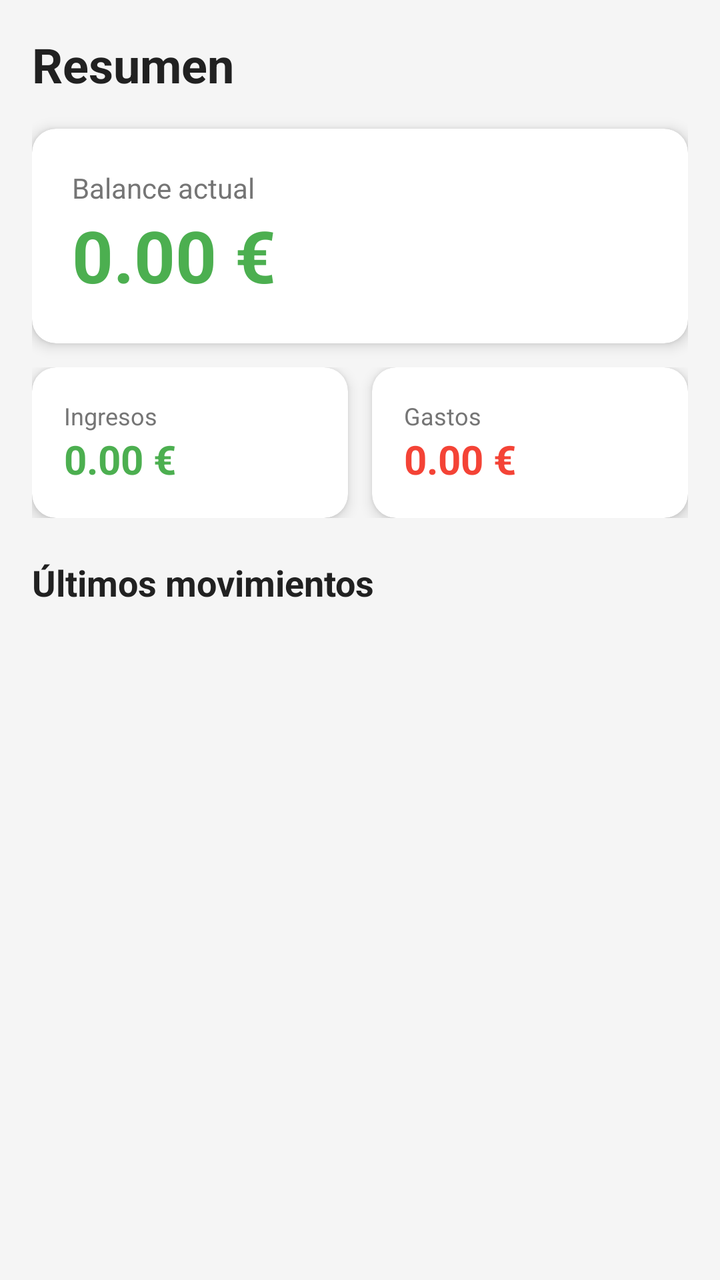
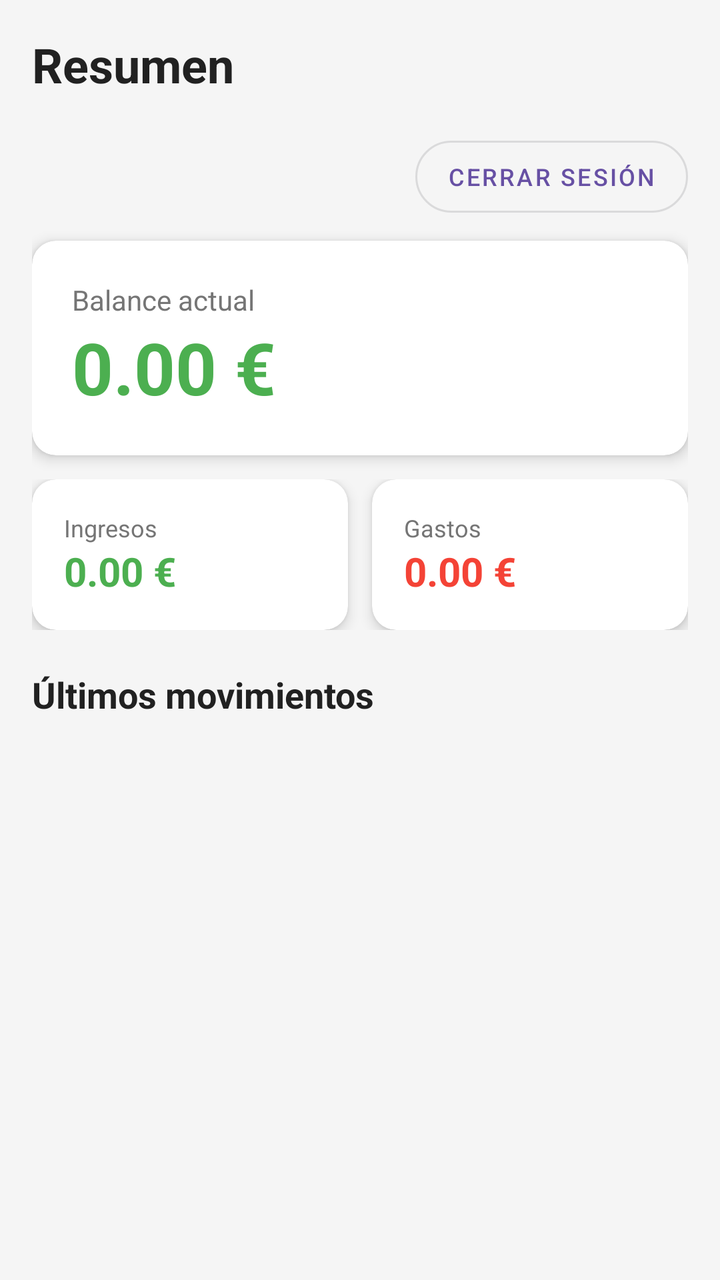

The first picture is an Android layout as it rendered before a commit; the second is the same layout after the commit. The layout source and the unified diff follow.
<!-- AndroidManifest.xml: application theme Theme.Zentryc -->
<!-- res/layout/fragment_dashboard.xml -->
<?xml version="1.0" encoding="utf-8"?>
<ScrollView xmlns:android="http://schemas.android.com/apk/res/android"
    xmlns:app="http://schemas.android.com/apk/res-auto"
    android:layout_width="match_parent"
    android:layout_height="match_parent"
    android:background="#F5F5F5">

    <LinearLayout
        android:layout_width="match_parent"
        android:layout_height="wrap_content"
        android:orientation="vertical"
        android:padding="16dp">

        
        <TextView
            android:layout_width="wrap_content"
            android:layout_height="wrap_content"
            android:text="Resumen"
            android:textSize="24sp"
            android:textStyle="bold"
            android:textColor="#212121"
            android:layout_marginBottom="16dp" />

        
        <androidx.cardview.widget.CardView
            android:layout_width="match_parent"
            android:layout_height="wrap_content"
            android:layout_marginBottom="12dp"
            app:cardCornerRadius="12dp"
            app:cardElevation="4dp">

            <LinearLayout
                android:layout_width="match_parent"
                android:layout_height="wrap_content"
                android:orientation="vertical"
                android:padding="20dp">

                <TextView
                    android:layout_width="wrap_content"
                    android:layout_height="wrap_content"
                    android:text="Balance actual"
                    android:textSize="14sp"
                    android:textColor="#757575" />

                <TextView
                    android:id="@+id/tvBalance"
                    android:layout_width="wrap_content"
                    android:layout_height="wrap_content"
                    android:text="0.00 €"
                    android:textSize="36sp"
                    android:textStyle="bold"
                    android:textColor="#4CAF50" />

            </LinearLayout>
        </androidx.cardview.widget.CardView>

        
        <LinearLayout
            android:layout_width="match_parent"
            android:layout_height="wrap_content"
            android:orientation="horizontal"
            android:layout_marginBottom="20dp">

            
            <androidx.cardview.widget.CardView
                android:layout_width="0dp"
                android:layout_height="wrap_content"
                android:layout_weight="1"
                android:layout_marginEnd="6dp"
                app:cardCornerRadius="12dp"
                app:cardElevation="4dp">

                <LinearLayout
                    android:layout_width="match_parent"
                    android:layout_height="wrap_content"
                    android:orientation="vertical"
                    android:padding="16dp">

                    <TextView
                        android:layout_width="wrap_content"
                        android:layout_height="wrap_content"
                        android:text="Ingresos"
                        android:textSize="12sp"
                        android:textColor="#757575" />

                    <TextView
                        android:id="@+id/tvTotalIncome"
                        android:layout_width="wrap_content"
                        android:layout_height="wrap_content"
                        android:text="0.00 €"
                        android:textSize="20sp"
                        android:textStyle="bold"
                        android:textColor="#4CAF50" />

                </LinearLayout>
            </androidx.cardview.widget.CardView>

            
            <androidx.cardview.widget.CardView
                android:layout_width="0dp"
                android:layout_height="wrap_content"
                android:layout_weight="1"
                android:layout_marginStart="6dp"
                app:cardCornerRadius="12dp"
                app:cardElevation="4dp">

                <LinearLayout
                    android:layout_width="match_parent"
                    android:layout_height="wrap_content"
                    android:orientation="vertical"
                    android:padding="16dp">

                    <TextView
                        android:layout_width="wrap_content"
                        android:layout_height="wrap_content"
                        android:text="Gastos"
                        android:textSize="12sp"
                        android:textColor="#757575" />

                    <TextView
                        android:id="@+id/tvTotalExpenses"
                        android:layout_width="wrap_content"
                        android:layout_height="wrap_content"
                        android:text="0.00 €"
                        android:textSize="20sp"
                        android:textStyle="bold"
                        android:textColor="#F44336" />

                </LinearLayout>
            </androidx.cardview.widget.CardView>

        </LinearLayout>

        
        <TextView
            android:layout_width="wrap_content"
            android:layout_height="wrap_content"
            android:text="Últimos movimientos"
            android:textSize="18sp"
            android:textStyle="bold"
            android:textColor="#212121"
            android:layout_marginBottom="8dp" />

        <androidx.recyclerview.widget.RecyclerView
            android:id="@+id/recyclerRecent"
            android:layout_width="match_parent"
            android:layout_height="wrap_content"
            android:nestedScrollingEnabled="false" />

    </LinearLayout>
</ScrollView>
<!-- resources referenced by this layout -->
<resources>
  <style name="Theme.Zentryc" parent="Base.Theme.Zentryc" />
  <style name="Base.Theme.Zentryc" parent="Theme.Material3.DayNight.NoActionBar">
          
          
      </style>
</resources>

<!-- the commit's change to res/layout/fragment_dashboard.xml (unified diff, before → after) -->
@@ -20,6 +20,19 @@
             android:textStyle="bold"
             android:textColor="#212121"
             android:layout_marginBottom="16dp" />
+
+        
+        <com.google.android.material.button.MaterialButton
+            android:id="@+id/btnLogout"
+            android:layout_width="wrap_content"
+            android:layout_height="wrap_content"
+            android:text="Cerrar sesión"
+            android:textSize="12sp"
+            android:layout_gravity="end"
+            android:layout_marginBottom="8dp"
+            app:cornerRadius="20dp"
+            style="@style/Widget.MaterialComponents.Button.OutlinedButton"
+            xmlns:app="http://schemas.android.com/apk/res-auto" />
 
         
         <androidx.cardview.widget.CardView
